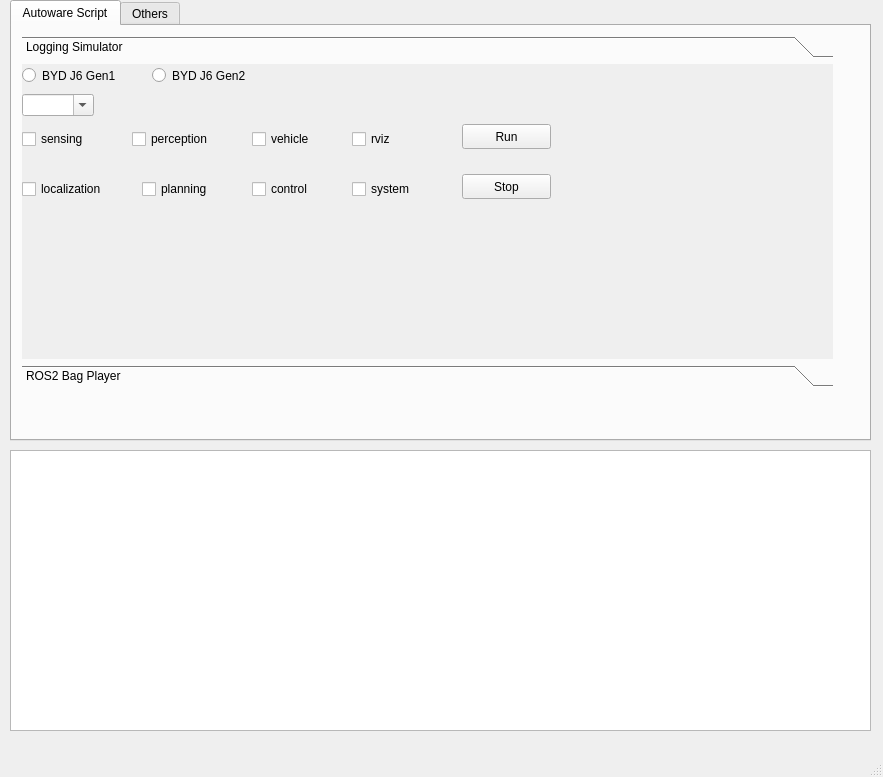
Qt form main.ui (zhiwango/SuperToolBox) before a commit.
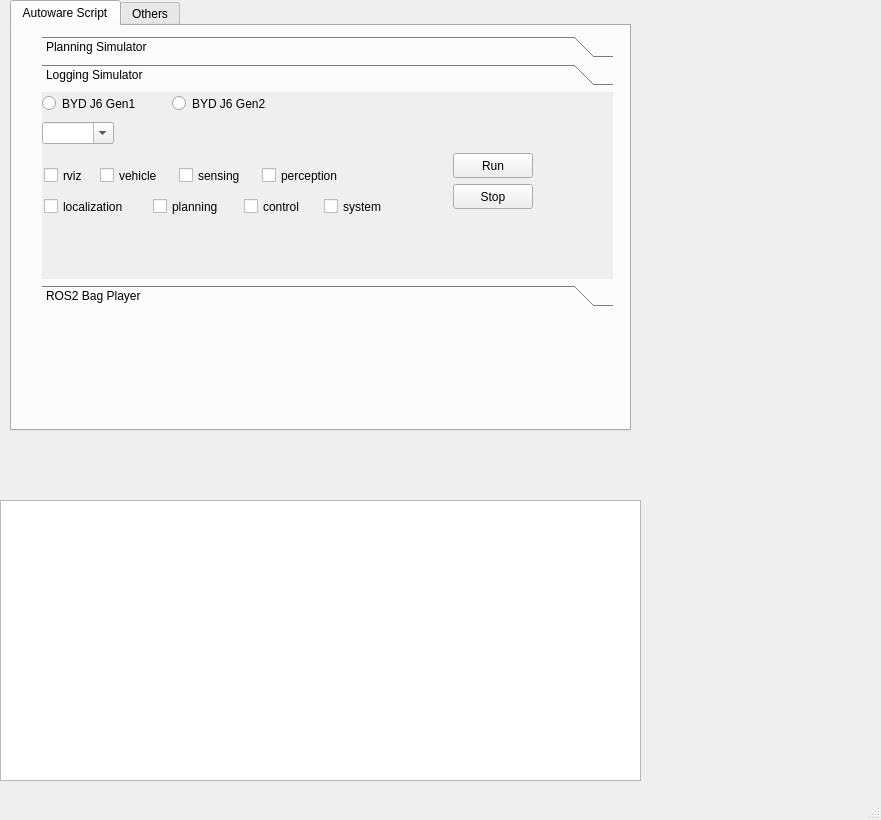
The same form after that commit. The open tabs and pages were chosen to show the change.

```diff
--- a/main.ui
+++ b/main.ui
@@ -6,8 +6,8 @@
    <rect>
     <x>0</x>
     <y>0</y>
-    <width>883</width>
-    <height>777</height>
+    <width>881</width>
+    <height>820</height>
    </rect>
   </property>
   <property name="windowTitle">
@@ -19,8 +19,8 @@
      <rect>
       <x>10</x>
       <y>0</y>
-      <width>861</width>
-      <height>441</height>
+      <width>621</width>
+      <height>431</height>
      </rect>
     </property>
     <property name="currentIndex">
@@ -33,22 +33,89 @@
      <widget class="QToolBox" name="toolBox">
       <property name="geometry">
        <rect>
-        <x>10</x>
+        <x>30</x>
         <y>10</y>
-        <width>811</width>
-        <height>351</height>
+        <width>571</width>
+        <height>271</height>
        </rect>
       </property>
       <property name="currentIndex">
        <number>1</number>
       </property>
+      <widget class="QWidget" name="page_0">
+       <attribute name="label">
+        <string>Planning Simulator</string>
+       </attribute>
+       <widget class="QPushButton" name="pushButton_run_planning_simulator">
+        <property name="geometry">
+         <rect>
+          <x>0</x>
+          <y>90</y>
+          <width>89</width>
+          <height>25</height>
+         </rect>
+        </property>
+        <property name="text">
+         <string>Run</string>
+        </property>
+       </widget>
+       <widget class="QPushButton" name="pushButton_stop_planning_simulator">
+        <property name="geometry">
+         <rect>
+          <x>140</x>
+          <y>90</y>
+          <width>89</width>
+          <height>25</height>
+         </rect>
+        </property>
+        <property name="text">
+         <string>Stop</string>
+        </property>
+       </widget>
+       <widget class="QRadioButton" name="radioButton_vehicle_model_gen1_psim">
+        <property name="geometry">
+         <rect>
+          <x>0</x>
+          <y>0</y>
+          <width>112</width>
+          <height>23</height>
+         </rect>
+        </property>
+        <property name="text">
+         <string>BYD J6 Gen1</string>
+        </property>
+       </widget>
+       <widget class="QRadioButton" name="radioButton_vehicle_model_gen2_psim">
+        <property name="geometry">
+         <rect>
+          <x>120</x>
+          <y>0</y>
+          <width>112</width>
+          <height>23</height>
+         </rect>
+        </property>
+        <property name="text">
+         <string>BYD J6 Gen2</string>
+        </property>
+       </widget>
+       <widget class="QComboBox" name="comboBox_map_path_psim">
+        <property name="geometry">
+         <rect>
+          <x>0</x>
+          <y>40</y>
+          <width>311</width>
+          <height>25</height>
+         </rect>
+        </property>
+       </widget>
+      </widget>
       <widget class="QWidget" name="page_1">
        <property name="geometry">
         <rect>
          <x>0</x>
          <y>0</y>
-         <width>811</width>
-         <height>289</height>
+         <width>571</width>
+         <height>178</height>
         </rect>
        </property>
        <attribute name="label">
@@ -57,10 +124,10 @@
        <widget class="QCheckBox" name="checkBox_localizaiton">
         <property name="geometry">
          <rect>
-          <x>0</x>
-          <y>110</y>
-          <width>100</width>
-          <height>30</height>
+          <x>2</x>
+          <y>103</y>
+          <width>103</width>
+          <height>23</height>
          </rect>
         </property>
         <property name="text">
@@ -70,10 +137,10 @@
        <widget class="QCheckBox" name="checkBox_perception">
         <property name="geometry">
          <rect>
-          <x>110</x>
-          <y>60</y>
+          <x>220</x>
+          <y>72</y>
           <width>100</width>
-          <height>30</height>
+          <height>23</height>
          </rect>
         </property>
         <property name="text">
@@ -83,10 +150,10 @@
        <widget class="QCheckBox" name="checkBox_control">
         <property name="geometry">
          <rect>
-          <x>230</x>
-          <y>110</y>
-          <width>100</width>
-          <height>30</height>
+          <x>202</x>
+          <y>103</y>
+          <width>74</width>
+          <height>23</height>
          </rect>
         </property>
         <property name="text">
@@ -96,10 +163,10 @@
        <widget class="QCheckBox" name="checkBox_sensing">
         <property name="geometry">
          <rect>
-          <x>0</x>
-          <y>60</y>
-          <width>100</width>
-          <height>30</height>
+          <x>137</x>
+          <y>72</y>
+          <width>77</width>
+          <height>23</height>
          </rect>
         </property>
         <property name="text">
@@ -109,10 +176,10 @@
        <widget class="QCheckBox" name="checkBox_system">
         <property name="geometry">
          <rect>
-          <x>330</x>
-          <y>110</y>
-          <width>100</width>
-          <height>30</height>
+          <x>282</x>
+          <y>103</y>
+          <width>73</width>
+          <height>23</height>
          </rect>
         </property>
         <property name="text">
@@ -122,10 +189,10 @@
        <widget class="QCheckBox" name="checkBox_planning">
         <property name="geometry">
          <rect>
-          <x>120</x>
-          <y>110</y>
-          <width>100</width>
-          <height>30</height>
+          <x>111</x>
+          <y>103</y>
+          <width>85</width>
+          <height>23</height>
          </rect>
         </property>
         <property name="text">
@@ -135,10 +202,10 @@
        <widget class="QCheckBox" name="checkBox_vehicle">
         <property name="geometry">
          <rect>
-          <x>230</x>
-          <y>60</y>
-          <width>100</width>
-          <height>30</height>
+          <x>58</x>
+          <y>72</y>
+          <width>73</width>
+          <height>23</height>
          </rect>
         </property>
         <property name="text">
@@ -148,10 +215,10 @@
        <widget class="QCheckBox" name="checkBox_rviz">
         <property name="geometry">
          <rect>
-          <x>330</x>
-          <y>60</y>
-          <width>100</width>
-          <height>30</height>
+          <x>2</x>
+          <y>72</y>
+          <width>50</width>
+          <height>23</height>
          </rect>
         </property>
         <property name="text">
@@ -203,9 +270,9 @@
        <widget class="QPushButton" name="pushButton_run_logging_simulator">
         <property name="geometry">
          <rect>
-          <x>440</x>
-          <y>60</y>
-          <width>89</width>
+          <x>411</x>
+          <y>61</y>
+          <width>80</width>
           <height>25</height>
          </rect>
         </property>
@@ -216,9 +283,9 @@
        <widget class="QPushButton" name="pushButton_stop_logging_simulator">
         <property name="geometry">
          <rect>
-          <x>440</x>
-          <y>110</y>
-          <width>89</width>
+          <x>411</x>
+          <y>92</y>
+          <width>80</width>
           <height>25</height>
          </rect>
         </property>
@@ -375,9 +442,9 @@
    <widget class="QTextEdit" name="outputArea">
     <property name="geometry">
      <rect>
-      <x>10</x>
-      <y>450</y>
-      <width>861</width>
+      <x>0</x>
+      <y>500</y>
+      <width>641</width>
       <height>281</height>
      </rect>
     </property>
```
Left out of the diff: 78 changed lines with no effect on the pictures.
